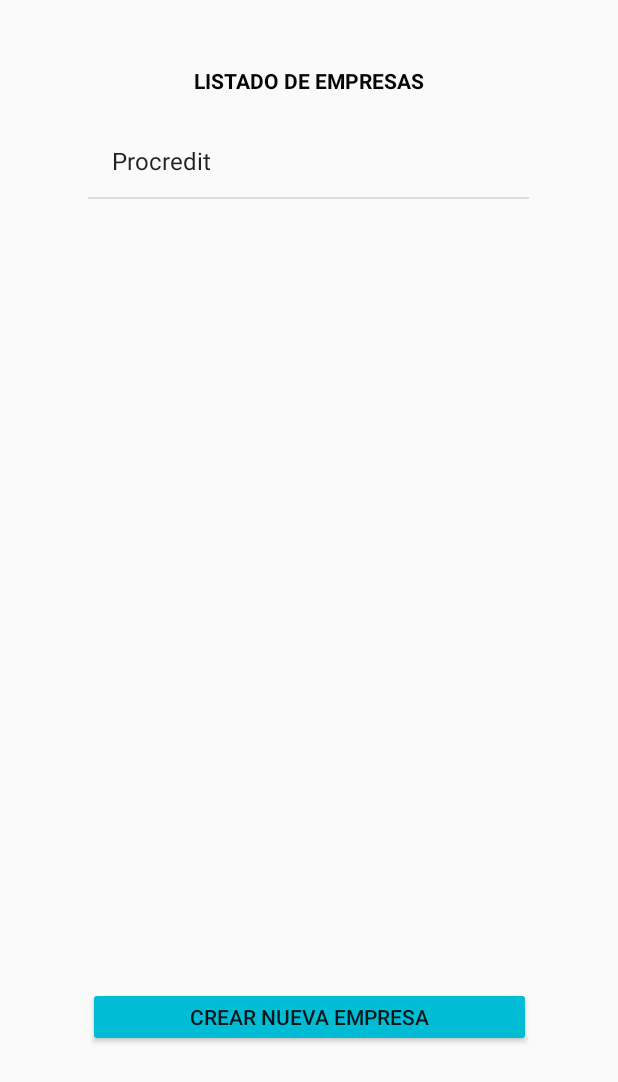
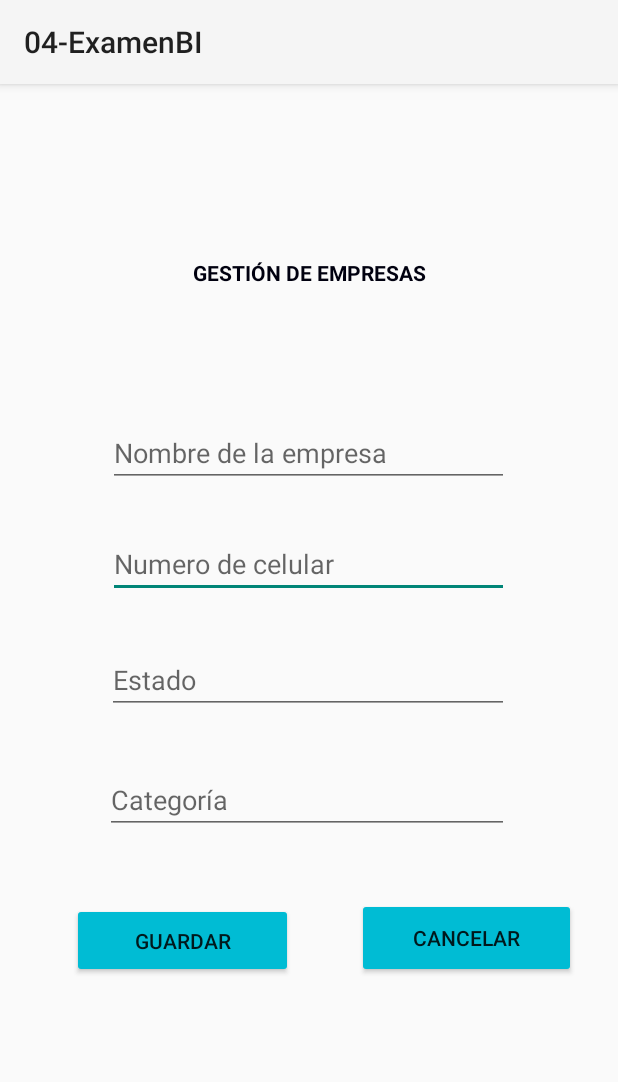
Before and after one commit to EPN-2023B-Moviles-GR2SW/mov-gr2sw-montalvo-paz-emily-gabriela, an Android app built with Jetpack Compose: the screen it shows after launch (MainActivity before the commit, FormCrearEmpresa after it), after a tap on "CREAR NUEVA EMPRESA", on a phone screen of 412 x 824 dp. Shown: the top 1082 px of the screen. Run offline under Robolectric (Android 15) with nearby library versions, the phone set to English and light mode, and no system bars.

```diff
--- a/04-ExamenBI/app/build.gradle.kts
+++ b/04-ExamenBI/app/build.gradle.kts
@@ -1,11 +1,13 @@
 plugins {
     id("com.android.application")
     id("org.jetbrains.kotlin.android")
+    id("com.google.firebase.appdistribution")
+    id("com.google.gms.google-services")
 }
 
 android {
     namespace = "com.example.a04_examenbi"
-    compileSdk = 33
+    compileSdk = 34
 
     defaultConfig {
         applicationId = "com.example.a04_examenbi"
--- a/04-ExamenBI/app/src/main/java/com/example/a04_examenbi/BaseDatosMemoria.kt
+++ b/04-ExamenBI/app/src/main/java/com/example/a04_examenbi/BaseDatosMemoria.kt
@@ -5,7 +5,7 @@ class BaseDatosMemoria {
     companion object{
         val empresas = arrayListOf<BEmpresa>()
 
-        /////////////////////// CRUD DE EMPRESAS /////////////////////
+        //Empresas
         fun crearEmpresa(empresa: BEmpresa){
             empresas.add(empresa)
         }
@@ -25,7 +25,7 @@ class BaseDatosMemoria {
             if(empresa != null){
                 println("Empresa seleccionada: $empresa")
                 empresas[id] = empresaActualizada
-                println("Empresa actualizada: $empresa")
+                println("Empresa actualizada: $empresaActualizada")
             }else{
                 println("Empresa no encontrada: ${id}")
             }
@@ -44,7 +44,7 @@ class BaseDatosMemoria {
             }
         }
 
-        /////////////////////// CRUD EMPLEADOS //////////////////////////////////
+        // EMPLEADOS
         fun cargarEmpleados(empresa: BEmpresa):MutableList<BEmpleado>{
             var listaEmpleados: MutableList<BEmpleado> = mutableListOf();
             for(id in empresa.empleados.indices){
@@ -88,7 +88,7 @@ class BaseDatosMemoria {
                     println("Empleado eliminado")
                     return true;
                 }else{
-                    println("Empresa no enocntrada");
+                    println("Empresa no encontrada");
                     return false;
                 }
             }else{
@@ -97,12 +97,9 @@ class BaseDatosMemoria {
             }
         }
 
-
-
-
-
         init {
-            empresas.add(BEmpresa(
+            empresas.add(
+                BEmpresa(
                     "Procredit",
                     99599046,
                     true,
@@ -113,11 +110,77 @@ class BaseDatosMemoria {
                             "Montalvo",
                             48,
                             true
+                        ),
+                        BEmpleado(
+                            "John",
+                            "Doe",
+                            30,
+                            true
                         )
                     )
                 )
             )
 
+            empresas.add(
+                BEmpresa(
+                    "TechCorp",
+                    98765432,
+                    true,
+                    "Tecnología",
+                    empleados = mutableListOf(
+                        BEmpleado(
+                            "Alice",
+                            "Johnson",
+                            25,
+                            true
+                        ),
+                        BEmpleado(
+                            "Bob",
+                            "Smith",
+                            35,
+                            true
+                        ),
+                        BEmpleado(
+                            "Charlie",
+                            "Brown",
+                            28,
+                            true
+                        )
+                    )
+                )
+            )
+
+            empresas.add(
+                BEmpresa(
+                    "FoodExpress",
+                    91234567,
+                    true,
+                    "Alimentación",
+                    empleados = mutableListOf(
+                        BEmpleado(
+                            "Eva",
+                            "Gonzalez",
+                            22,
+                            true
+                        ),
+                        BEmpleado(
+                            "David",
+                            "Clark",
+                            40,
+                            true
+                        ),
+                        BEmpleado(
+                            "Sophia",
+                            "Taylor",
+                            32,
+                            true
+                        )
+                    )
+                )
+            )
         }
+
     }
+
+
 }
--- a/04-ExamenBI/app/src/main/java/com/example/a04_examenbi/FormCrearEmpresa.kt
+++ b/04-ExamenBI/app/src/main/java/com/example/a04_examenbi/FormCrearEmpresa.kt
@@ -2,10 +2,61 @@ package com.example.a04_examenbi
 
 import androidx.appcompat.app.AppCompatActivity
 import android.os.Bundle
+import android.widget.ArrayAdapter
+import android.widget.Button
+import android.widget.EditText
 
 class FormCrearEmpresa : AppCompatActivity() {
+    lateinit var adaptador: ArrayAdapter<String>;
     override fun onCreate(savedInstanceState: Bundle?) {
         super.onCreate(savedInstanceState)
         setContentView(R.layout.activity_form_crear_empresa)
+        cargarFormEmpresa();
+        val botonGuardarEmpresa = findViewById<Button>(R.id.btn_guardar_empresa)
+        botonGuardarEmpresa.setOnClickListener(){
+            guardarEmpresa();
+            finish();
+        }
+        val botonCancelar = findViewById<Button>(R.id.btn_cancelar_empresa)
+        botonCancelar.setOnClickListener({finish()})
+    }
+
+    fun guardarEmpresa() {
+        val nombreEmpresa =findViewById<EditText>(R.id.imput_nombre_empresa);
+        val telefonoEmpresa =findViewById<EditText>(R.id.imput_telefono_empresa);
+        val estadoEmpresa =findViewById<EditText>(R.id.imput_estado_empresa);
+        val categoriaEmpresa =findViewById<EditText>(R.id.input_categoria_empresa);
+        val empresaId = intent.getIntExtra("empresaId",-1);
+        var empresa = BEmpresa(
+            nombreEmpresa = nombreEmpresa.text.toString(),
+            numeroCelular  = telefonoEmpresa.text.toString().toInt(),
+             estado = estadoEmpresa.text.toString().toBoolean(),
+            categoria = categoriaEmpresa.text.toString()
+        )
+        if(empresaId == -1){
+            BaseDatosMemoria.crearEmpresa(empresa);
+            setResult(RESULT_OK);
+        }else{
+            BaseDatosMemoria.actualizarEmpresa(empresaId,empresa);
+            setResult(RESULT_OK);
+        }
+    }
+
+    fun cargarFormEmpresa(){
+        val nombreEmpresa =findViewById<EditText>(R.id.imput_nombre_empresa);
+        val telefonoEmpresa =findViewById<EditText>(R.id.imput_telefono_empresa);
+        val estadoEmpresa =findViewById<EditText>(R.id.imput_estado_empresa);
+        val categoriaEmpresa =findViewById<EditText>(R.id.input_categoria_empresa);
+        val empresaId = intent.getIntExtra("empresaId",-1);
+        if(empresaId != -1){
+            val empresa = BaseDatosMemoria.buscarEmpresa(empresaId);
+            if(empresa!==null){
+                nombreEmpresa.setText(empresa.nombreEmpresa.toString());
+                telefonoEmpresa.setText(empresa.numeroCelular.toString());
+                estadoEmpresa.setText(empresa.estado.toString());
+                categoriaEmpresa.setText(empresa.categoria);
+            }
+        }
+
     }
 }
--- a/04-ExamenBI/app/src/main/java/com/example/a04_examenbi/MainActivity.kt
+++ b/04-ExamenBI/app/src/main/java/com/example/a04_examenbi/MainActivity.kt
@@ -12,6 +12,7 @@ import android.widget.ListView
 import androidx.activity.ComponentActivity
 import androidx.activity.compose.setContent
 import androidx.appcompat.app.AlertDialog
+import androidx.appcompat.app.AppCompatActivity
 import androidx.compose.foundation.layout.fillMaxSize
 import androidx.compose.material3.MaterialTheme
 import androidx.compose.material3.Surface
@@ -21,96 +22,11 @@ import androidx.compose.ui.Modifier
 import androidx.compose.ui.tooling.preview.Preview
 import com.example.a04_examenbi.ui.theme._04ExamenBITheme
 
-class MainActivity : ComponentActivity() {
-
-    lateinit var adaptador: ArrayAdapter<String>;
-    var posicionEmpresaSeleccionada = 0
+class MainActivity : AppCompatActivity() {
     override fun onCreate(savedInstanceState: Bundle?) {
         super.onCreate(savedInstanceState)
-        setContentView(R.layout.activity_empresa_home)
-
-        val botonCrearEmpresa = findViewById<Button>(R.id.btn_crear_empresa)
-        botonCrearEmpresa.setOnClickListener { FormCrearEmpresa::class.java  }
-        actualizarListaEmpresas();
-
+        val intent = Intent(this, EmpresaHome::class.java)
+        startActivity(intent)
+        finish()
     }
-
-    private fun actualizarListaEmpresas() {
-        val listViewEmpresas = findViewById<ListView>(R.id.lv_lista_empresa)
-        adaptador = ArrayAdapter(
-            this,
-            android.R.layout.simple_list_item_1,
-            BaseDatosMemoria.empresas.mapIndexed { index, empresa ->
-                "${empresa.nombreEmpresa}"
-            }
-        )
-        listViewEmpresas.adapter = adaptador;
-        adaptador.notifyDataSetChanged();
-        registerForContextMenu(listViewEmpresas)
-    }
-    override fun onCreateContextMenu(
-        menu: ContextMenu?,
-        v: View?,
-        menuInfo: ContextMenu.ContextMenuInfo?
-    ) {
-        super.onCreateContextMenu(menu, v, menuInfo)
-        val inflater = menuInflater
-        inflater.inflate(R.menu.menu_empresa, menu)
-        val informacion = menuInfo as AdapterView.AdapterContextMenuInfo
-        val posicion = informacion.position
-        posicionEmpresaSeleccionada = posicion
-    }
-
-    override fun onContextItemSelected(item: MenuItem): Boolean {
-        return when (item.itemId){
-            R.id.mi_ver_empleados -> {
-                val empresaId = posicionEmpresaSeleccionada;
-
-                irActividad(EmpleadoHome::class.java, empresaId)
-
-                return true
-            }
-            R.id.mi_editar_empresa -> {
-                val empresaId = posicionEmpresaSeleccionada;
-                irActividad(FormCrearEmpresa::class.java, empresaId)
-                return true
-            }
-            R.id.mi_eliminar_empresa -> {
-                "${posicionEmpresaSeleccionada}"
-                eliminar()
-                return true
-            }
-            else -> super.onContextItemSelected(item)
-        }
-    }
-
-    private fun eliminar() {
-        val mensajeEliminar = AlertDialog.Builder(this)
-        mensajeEliminar.setTitle("¿Desea eliminar la empresa?")
-        mensajeEliminar.setNegativeButton("Cancelar",null);
-        mensajeEliminar.setPositiveButton("Eliminar"){
-                dialog,_ ->
-            if(posicionEmpresaSeleccionada.let { BaseDatosMemoria.eliminarEmpresa(it) }){
-                actualizarListaEmpresas()
-            }
-        }
-        val dialog = mensajeEliminar.create();
-        dialog.show();
-    }
-
-    fun irActividad(clase: Class<*>, empresaId: Int = -1) {
-        val intent = Intent(this, clase)
-        intent.putExtra("empresaId", empresaId)
-        startActivity(intent)
-    }
-    override fun onRestart() {
-        super.onRestart()
-        actualizarListaEmpresas()
-    }
-
-    override fun onResume() {
-        super.onResume()
-        actualizarListaEmpresas()
-    }
-
 }
--- a/04-ExamenBI/app/src/main/res/layout/activity_empresa_home.xml
+++ b/04-ExamenBI/app/src/main/res/layout/activity_empresa_home.xml
@@ -33,8 +33,8 @@
 
     <Button
         android:id="@+id/btn_crear_empresa"
-        android:layout_width="295dp"
-        android:layout_height="40dp"
+        android:layout_width="287dp"
+        android:layout_height="54dp"
         android:backgroundTint="#00BCD4"
         android:text="CREAR NUEVA EMPRESA"
         app:layout_constraintBottom_toBottomOf="parent"
--- a/04-ExamenBI/app/src/main/res/layout/activity_form_crear_empresa.xml
+++ b/04-ExamenBI/app/src/main/res/layout/activity_form_crear_empresa.xml
@@ -22,26 +22,26 @@
         android:id="@+id/imput_telefono_empresa"
         android:layout_width="267dp"
         android:layout_height="42dp"
-        android:layout_marginBottom="32dp"
+        android:layout_marginBottom="36dp"
         android:ems="10"
         android:hint="Numero de celular"
         android:inputType="text"
         app:layout_constraintBottom_toTopOf="@+id/imput_estado_empresa"
         app:layout_constraintEnd_toEndOf="@+id/imput_estado_empresa"
-        app:layout_constraintHorizontal_bias="0.0"
+        app:layout_constraintHorizontal_bias="1.0"
         app:layout_constraintStart_toStartOf="@+id/imput_estado_empresa" />
 
     <EditText
         android:id="@+id/imput_estado_empresa"
         android:layout_width="268dp"
         android:layout_height="41dp"
-        android:layout_marginBottom="32dp"
+        android:layout_marginBottom="40dp"
         android:ems="10"
         android:hint="Estado"
         android:inputType="text"
         app:layout_constraintBottom_toTopOf="@+id/input_categoria_empresa"
         app:layout_constraintEnd_toEndOf="@+id/input_categoria_empresa"
-        app:layout_constraintHorizontal_bias="0.0"
+        app:layout_constraintHorizontal_bias="1.0"
         app:layout_constraintStart_toStartOf="@+id/input_categoria_empresa" />
 
     <EditText
@@ -55,22 +55,27 @@
         app:layout_constraintBottom_toTopOf="@+id/imput_telefono_empresa"
         app:layout_constraintEnd_toEndOf="@+id/imput_telefono_empresa"
         app:layout_constraintHorizontal_bias="0.0"
-        app:layout_constraintStart_toStartOf="@+id/imput_telefono_empresa" />
+        app:layout_constraintStart_toStartOf="@+id/imput_telefono_empresa"
+        app:layout_constraintTop_toBottomOf="@+id/textView2"
+        app:layout_constraintVertical_bias="1.0" />
 
     <EditText
         android:id="@+id/input_categoria_empresa"
         android:layout_width="269dp"
         android:layout_height="40dp"
+        android:layout_marginBottom="268dp"
         android:ems="10"
         android:hint="Categoría "
         android:inputType="text"
-        tools:layout_editor_absoluteX="81dp"
-        tools:layout_editor_absoluteY="420dp" />
+        app:layout_constraintBottom_toBottomOf="parent"
+        app:layout_constraintEnd_toEndOf="parent"
+        app:layout_constraintHorizontal_bias="0.492"
+        app:layout_constraintStart_toStartOf="parent" />
 
     <Button
         android:id="@+id/btn_guardar_empresa"
-        android:layout_width="150dp"
-        android:layout_height="37dp"
+        android:layout_width="147dp"
+        android:layout_height="50dp"
         android:layout_marginBottom="172dp"
         android:backgroundTint="#00BCD4"
         android:text="GUARDAR"
@@ -81,8 +86,8 @@
 
     <Button
         android:id="@+id/btn_cancelar_empresa"
-        android:layout_width="149dp"
-        android:layout_height="37dp"
+        android:layout_width="146dp"
+        android:layout_height="53dp"
         android:layout_marginEnd="28dp"
         android:layout_marginBottom="172dp"
         android:backgroundTint="#00BCD4"
```
Also changed, not shown: 04-ExamenBI/app/src/main/AndroidManifest.xml (+3 -12 lines), 04-ExamenBI/app/src/main/java/com/example/a04_examenbi/EmpleadoHome.kt (+109 -0 lines), 04-ExamenBI/app/src/main/java/com/example/a04_examenbi/EmpresaHome.kt (+49 -64 lines), 04-ExamenBI/app/src/main/java/com/example/a04_examenbi/FormAgregarEmpleado.kt (+55 -0 lines), 04-ExamenBI/app/src/main/res/layout/activity_empleado_home.xml (+8 -5 lines), 04-ExamenBI/app/src/main/res/layout/activity_form_agregar_empleado.xml (+17 -10 lines), 04-ExamenBI/build.gradle.kts (+7 -0 lines), 1 other file. Lines whose indentation alone changed are shown as unchanged.
